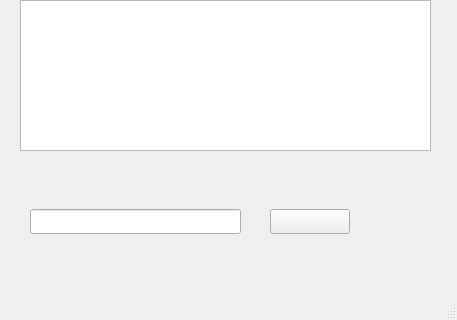
Above: DatenbankSQLitePro/mainwindow.ui from sterniR/Qt before the change; both pictures show x 0 to 457 and y 151 to 471 of the 457 by 471 pixel window. Below: the same form after it.
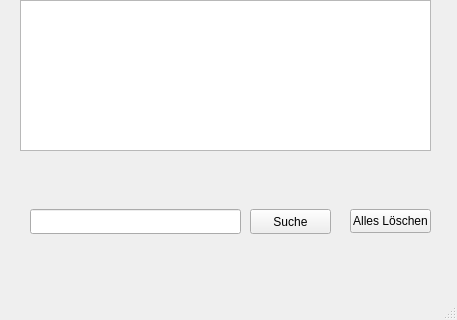
That is the form after the change.

```diff
--- a/DatenbankSQLitePro/mainwindow.ui
+++ b/DatenbankSQLitePro/mainwindow.ui
@@ -79,8 +79,8 @@
    <widget class="QLabel" name="LblEingabe">
     <property name="geometry">
      <rect>
-      <x>130</x>
-      <y>320</y>
+      <x>30</x>
+      <y>330</y>
       <width>61</width>
       <height>17</height>
      </rect>
@@ -92,14 +92,27 @@
    <widget class="QPushButton" name="CmdEingabe">
     <property name="geometry">
      <rect>
-      <x>270</x>
+      <x>250</x>
       <y>360</y>
-      <width>80</width>
+      <width>81</width>
       <height>25</height>
      </rect>
     </property>
     <property name="text">
-     <string/>
+     <string>Suche</string>
+    </property>
+   </widget>
+   <widget class="QPushButton" name="CmdAktion">
+    <property name="geometry">
+     <rect>
+      <x>350</x>
+      <y>360</y>
+      <width>81</width>
+      <height>24</height>
+     </rect>
+    </property>
+    <property name="text">
+     <string>Alles Löschen</string>
     </property>
    </widget>
   </widget>
```
